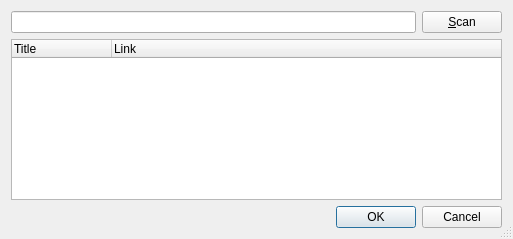
This is rc/scandlg.ui in guendto/abby as Qt 5 draws it before an edit. The edited form follows.
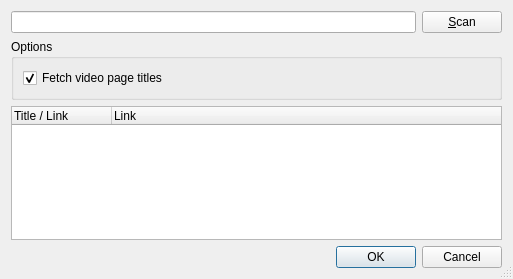
This is the edited form. Icons and pictures are not drawn.

Patch:
```diff
--- a/rc/scandlg.ui
+++ b/rc/scandlg.ui
@@ -9,7 +9,7 @@
     <x>0</x>
     <y>0</y>
     <width>513</width>
-    <height>239</height>
+    <height>279</height>
    </rect>
   </property>
   <property name="windowTitle" >
@@ -48,10 +48,37 @@
     </layout>
    </item>
    <item row="1" column="0" >
+    <widget class="QGroupBox" name="groupBox" >
+     <property name="title" >
+      <string>Options</string>
+     </property>
+     <layout class="QFormLayout" name="formLayout" >
+      <item row="0" column="0" >
+       <widget class="QCheckBox" name="titlesBox" >
+        <property name="toolTip" >
+         <string>Have abby fetch video page titles for the found
+video page links. This will cause the scan process
+to take more time and bandwidth. </string>
+        </property>
+        <property name="text" >
+         <string>Fetch video page titles</string>
+        </property>
+        <property name="checked" >
+         <bool>true</bool>
+        </property>
+       </widget>
+      </item>
+     </layout>
+    </widget>
+   </item>
+   <item row="2" column="0" >
     <widget class="QTreeWidget" name="itemsTree" >
+     <property name="rootIsDecorated" >
+      <bool>false</bool>
+     </property>
      <column>
       <property name="text" >
-       <string>Title</string>
+       <string>Title / Link</string>
       </property>
      </column>
      <column>
@@ -61,7 +88,7 @@
      </column>
     </widget>
    </item>
-   <item row="2" column="0" >
+   <item row="3" column="0" >
     <widget class="QDialogButtonBox" name="buttonBox" >
      <property name="orientation" >
       <enum>Qt::Horizontal</enum>
```
Left out of the diff: 2 changed lines with no effect on the pictures.
